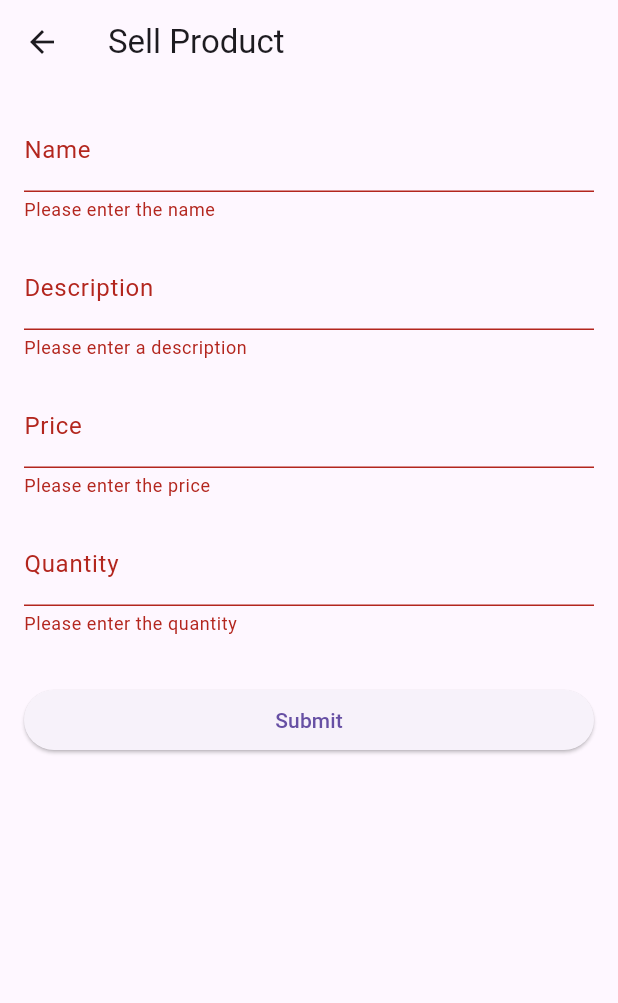
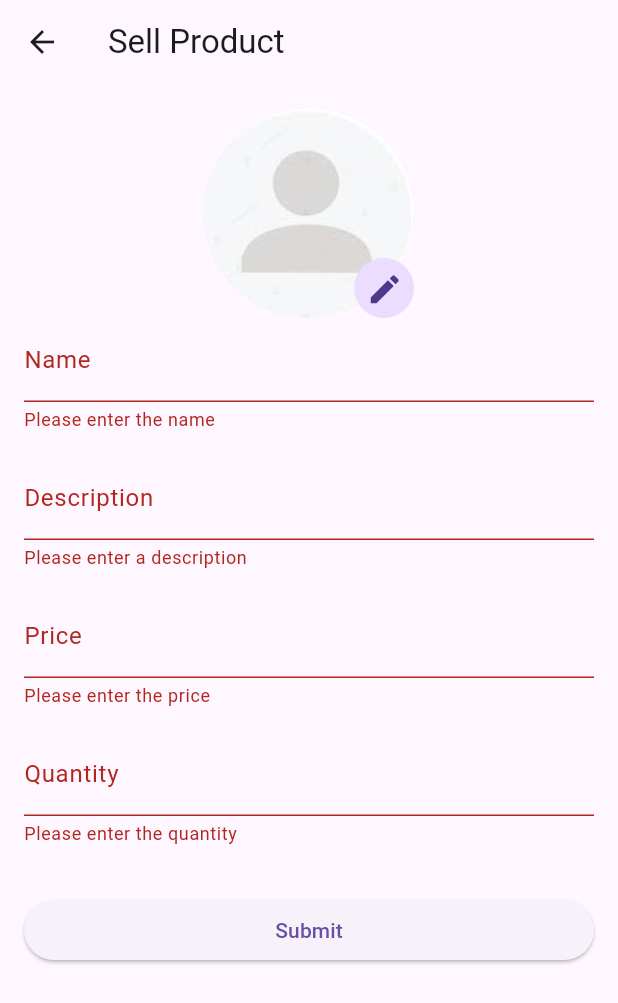
Before and after one commit to KarthikChallagundla/Krishi-Sahayak, a Flutter app: the AddProductsPage screen opened directly with empty values, after a tap on "Submit", on a phone screen of 412 x 824 dp. Shown: the top 1003 px of the screen. Run offline on Flutter 3.47's test engine with Material 3 defaults, Android fonts, the light colour scheme and no system bars; our stand-ins replace cloud_firestore, firebase_auth, firebase_core, firebase_storage, flutter_dotenv, google_sign_in and 2 more; missing offline and left inert: razorpay_flutter; accounts and stored records are empty; generated files the repository leaves out were written again.

Commit message:
Images in Products

```diff
--- a/lib/farmer_pages/add_product.dart
+++ b/lib/farmer_pages/add_product.dart
@@ -1,6 +1,10 @@
+
+import 'dart:io';
 
 import 'package:demo_mvp/functions/database_functions.dart';
+import 'package:firebase_storage/firebase_storage.dart';
 import 'package:flutter/material.dart';
+import 'package:image_picker/image_picker.dart';
 
 class AddProductsPage extends StatefulWidget {
   final String user;
@@ -17,6 +21,12 @@ class _AddProductsPageState extends State<AddProductsPage> {
   String description = "";
   String price = "";
   String quantity = "";
+  String email = "";
+  File imgFile = File('');
+
+  bool loading = false;
+
+  ImagePicker picker = ImagePicker();
 
   @override
   Widget build(BuildContext context) {
@@ -30,6 +40,34 @@ class _AddProductsPageState extends State<AddProductsPage> {
           key: formkey,
           child: ListView(
             children: <Widget>[
+              Row(
+                mainAxisAlignment: MainAxisAlignment.center,
+                children: [
+                  Stack(
+                    children: [
+                      CircleAvatar(
+                        radius: 70,
+                        backgroundImage: (imgFile.path == '') ? AssetImage('assets/profile.jpeg') as ImageProvider : FileImage(imgFile) as ImageProvider,
+                      ),
+                      Positioned(
+                        bottom: 0,
+                        right: 0,
+                        child: CircleAvatar(
+                          child: IconButton(
+                            onPressed: () async {
+                              XFile? image = await picker.pickImage(source: ImageSource.gallery);
+                              setState(() {
+                                imgFile = File(image!.path);
+                              });
+                            },
+                            icon: Icon(Icons.edit, size: 25,)
+                          ),
+                        ),
+                      ),
+                    ],
+                  )
+                ],
+              ),
               TextFormField(
                 decoration: InputDecoration(labelText: 'Name'),
                 validator: (value) {
@@ -99,14 +137,31 @@ class _AddProductsPageState extends State<AddProductsPage> {
               ),
               SizedBox(height: 32.0),
               ElevatedButton(
-                onPressed: (){
+                onPressed: () async {
                   if(formkey.currentState!.validate()){
                     formkey.currentState!.save();
-                    createProduct('products', name, description, price, quantity, widget.user);
-                    Navigator.of(context).pop();
+                    try {
+                      setState(() {
+                        loading = true;
+                      });
+                      String fileName = '$name by ${widget.user}';
+                      Reference ref = FirebaseStorage.instance.ref().child('product_images/$fileName.jpg');
+
+                      UploadTask uploadTask = ref.putFile(imgFile);
+                      await uploadTask.whenComplete(() => null);
+
+                      String downloadUrl = await ref.getDownloadURL();
+                      setState(() {
+                        loading = false;
+                      });
+                      createProduct('products', name, description, price, quantity, widget.user, downloadUrl);
+                      Navigator.of(context).pop();
+                    } catch (e) {
+                      print('Error uploading image: $e');
+                    }
                   }
                 },
-                child: Text('Submit'),
+                child: (loading) ? CircularProgressIndicator() : Text('Submit'),
               ),
             ],
           ),
--- a/lib/farmer_pages/my_products.dart
+++ b/lib/farmer_pages/my_products.dart
@@ -39,6 +39,7 @@ class _MyProductsPageState extends State<MyProductsPage> {
                 itemBuilder: (context, index) {
                   return (prodList[index]['owner'] != widget.user) ? Container() : Card(
                     child: ListTile(
+                      leading: SizedBox(width: 50, child: Image.network(prodList[index]['imageUrl'])),
                       title: Text("Name : ${prodList[index]['name']}"),
                       subtitle: Text("Description : ${prodList[index]['description']}\nPrice : ${prodList[index]['price']}"),
                       trailing: PopupMenuButton(
--- a/lib/functions/database_functions.dart
+++ b/lib/functions/database_functions.dart
@@ -9,7 +9,7 @@ updateUser(String collName, docName, field, var newFieldValue) async {
 
 // CRUD operations on products
 
-createProduct(String collName, name, description, price, quantity, userId) async {
+createProduct(String collName, name, description, price, quantity, userId, imgUrl) async {
   CollectionReference collectionRef = FirebaseFirestore.instance.collection('products');
   DocumentReference docRef = collectionRef.doc();
   String randomId = docRef.id;
@@ -20,6 +20,7 @@ createProduct(String collName, name, description, price, quantity, userId) async
     'price': price,
     'quantity': quantity,
     'owner': userId,
+    'imageUrl': imgUrl,
   });
 }
 
@@ -66,6 +67,7 @@ addToCart(Map<String, dynamic> item) async {
         'price': item['price'],
         'quantity': 1,
         'owner': item['owner'],
+        'imageUrl': item['itemUrl']
       });
     }
 
--- a/lib/user_pages/cart_page.dart
+++ b/lib/user_pages/cart_page.dart
@@ -94,9 +94,11 @@ class _CartPageState extends State<CartPage> {
                         var itemName = cartItem['name'] ?? 'Unnamed Item';
                         var itemPrice = cartItem['price']?.toString() ?? '0';
                         var quantity = cartItem['quantity'] ?? 0;
+                        var imgUrl = cartItem['imageUrl'] ?? '';
 
                         return Card(
                           child: ListTile(
+                            leading: SizedBox(width: 50, child: Image.network(imgUrl),),
                             title: Text(itemName),
                             subtitle: Text('\$${itemPrice}'),
                             trailing: Row(
--- a/lib/user_pages/user_page.dart
+++ b/lib/user_pages/user_page.dart
@@ -70,6 +70,7 @@ class _UserPageState extends State<UserPage> {
                   var product = prodList[index];
                   return Card(
                     child: ListTile(
+                      leading: SizedBox(width: 50, child: Image.network(prodList[index]['imageUrl']),),
                       title: Text("${product['name']} ${(int.parse(product['quantity']) == 0) ? "Out of stock" : ""}"),
                       subtitle: Text("${product['description']}\nPrice : ${product['price']}"),
                       trailing: IconButton(
```
